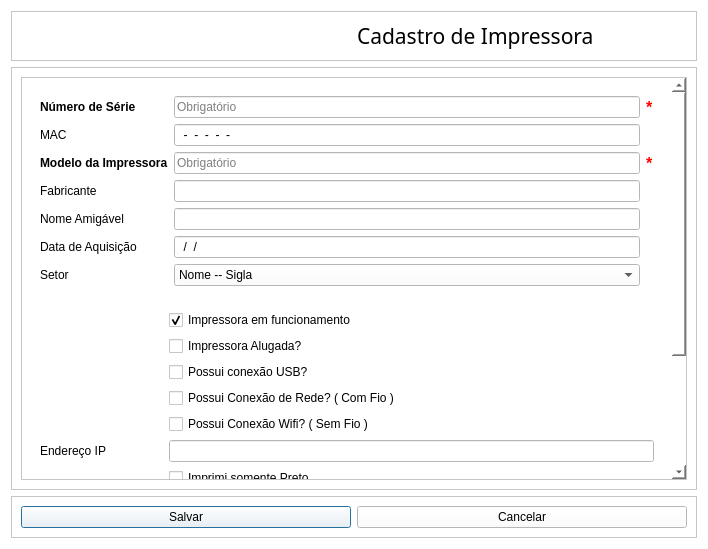
Before: the Qt Designer form View/Telas/CadastroImpressora.ui in Blastoles/ProjetoSCGI, drawn with Qt 5.
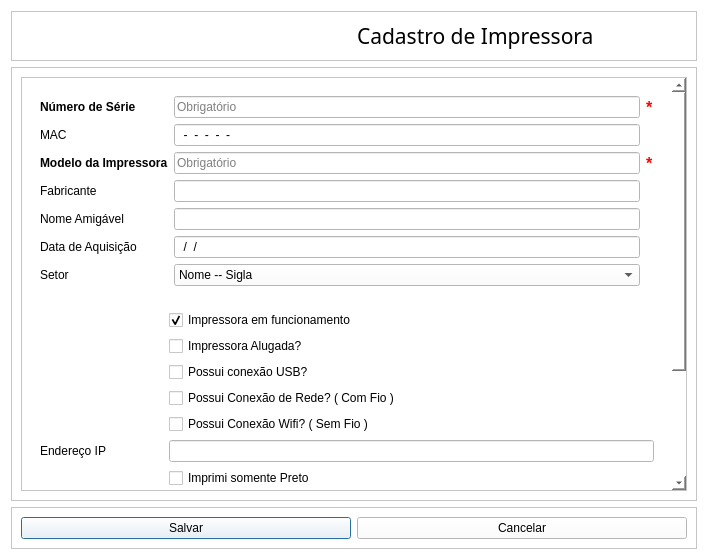
After: the same form once the commit is applied. Icons and pictures are not drawn.

```diff
--- a/View/Telas/CadastroImpressora.ui
+++ b/View/Telas/CadastroImpressora.ui
@@ -10,7 +10,7 @@
     <x>0</x>
     <y>0</y>
     <width>708</width>
-    <height>549</height>
+    <height>560</height>
    </rect>
   </property>
   <property name="contextMenuPolicy">
@@ -96,7 +96,7 @@
            <property name="geometry">
             <rect>
              <x>0</x>
-             <y>0</y>
+             <y>-1</y>
              <width>649</width>
              <height>526</height>
             </rect>
```
Left out of the diff: 1 changed line with no effect on the pictures.
